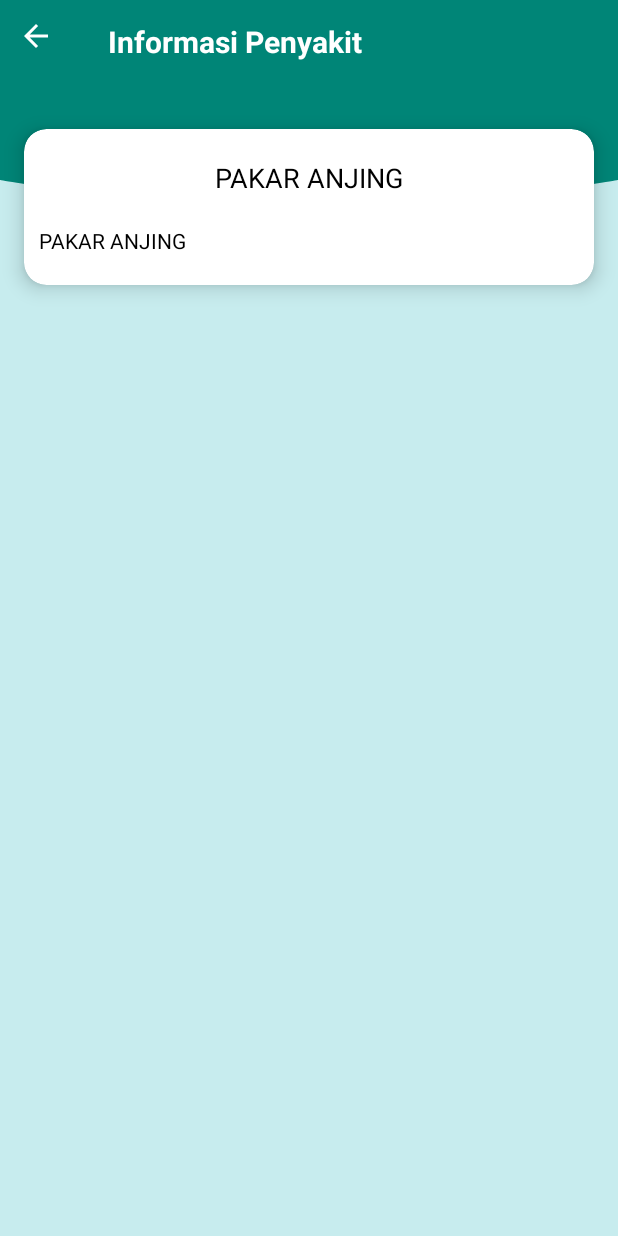
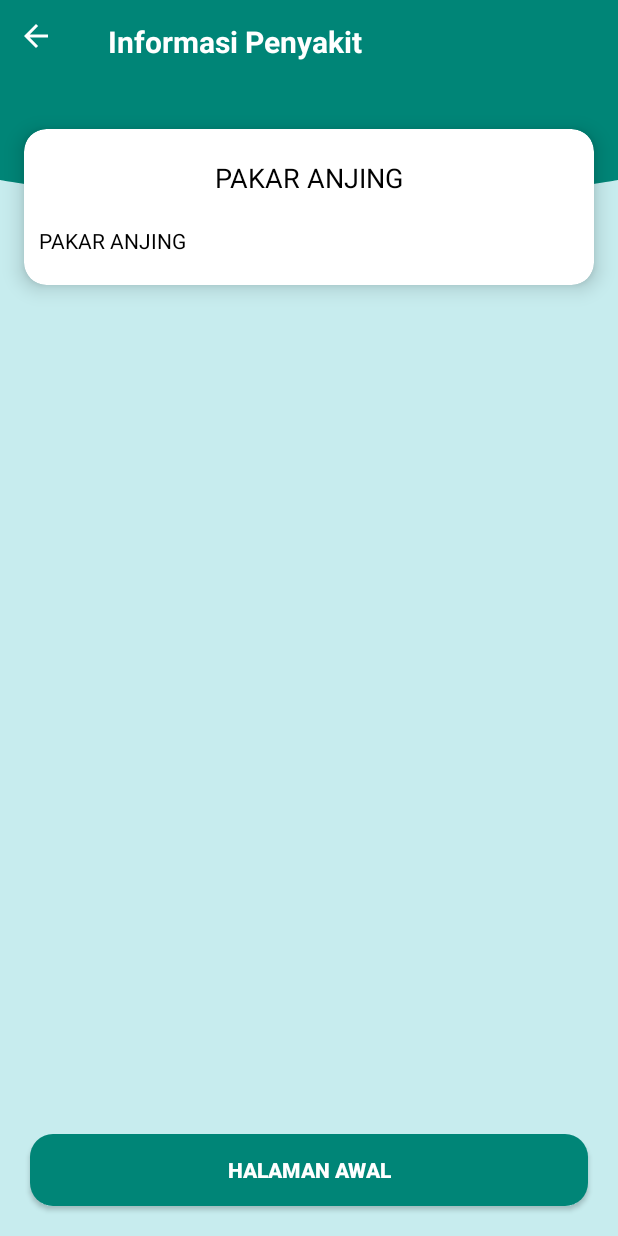
Before and after one commit to Pasek-Okasana/PakarAnjing, an Android app: the PenyakitDetailActivity screen opened directly, with no data from a screen before it, on a phone screen of 412 x 824 dp. Run offline under Robolectric (Android 15) with nearby library versions, the phone set to English and light mode, and no system bars; our stand-ins replace Volley; network calls fail; 1 statement that could not run was skipped.

Commit message:
Kembali Ke Halaman Awal

```diff
--- a/app/src/main/java/com/pakaranjing/Activity/PenyakitDetailActivity.java
+++ b/app/src/main/java/com/pakaranjing/Activity/PenyakitDetailActivity.java
@@ -5,6 +5,7 @@ import androidx.appcompat.widget.Toolbar;
 
 import android.annotation.SuppressLint;
 import android.app.ProgressDialog;
+import android.content.Intent;
 import android.os.Bundle;
 import android.view.MenuItem;
 import android.view.View;
@@ -15,6 +16,7 @@ import com.android.volley.Request;
 import com.android.volley.Response;
 import com.android.volley.VolleyError;
 import com.android.volley.toolbox.JsonObjectRequest;
+import com.pakaranjing.MainActivity;
 import com.pakaranjing.MySingleton;
 import com.pakaranjing.R;
 
@@ -52,6 +54,11 @@ public class PenyakitDetailActivity extends AppCompatActivity {
         pDialog.setIndeterminate(false);
         pDialog.setCancelable(false);
         pDialog.show();
+    }
+
+    public void onClickBackHome(View view) {
+        startActivity(new Intent(PenyakitDetailActivity.this, MainActivity.class));
+        finish();
     }
 
     private void getData() {
@@ -119,4 +126,6 @@ public class PenyakitDetailActivity extends AppCompatActivity {
             }
         });
     }
+
+
 }
--- a/app/src/main/java/com/pakaranjing/MainActivity.java
+++ b/app/src/main/java/com/pakaranjing/MainActivity.java
@@ -11,6 +11,7 @@ import android.view.View;
 import android.widget.AdapterView;
 import android.widget.GridView;
 import android.widget.ImageView;
+import android.widget.Toast;
 
 import com.pakaranjing.Activity.DiagnosaActivity;
 import com.pakaranjing.Activity.LoginActivity;
@@ -137,4 +138,5 @@ public class MainActivity extends Activity {
                 })
                 .show();
     }
+
 }
--- a/app/src/main/res/layout/activity_penyakit_detail.xml
+++ b/app/src/main/res/layout/activity_penyakit_detail.xml
@@ -31,6 +31,7 @@
       android:layout_width="match_parent"
       android:layout_height="match_parent"
       android:layout_below="@id/appBar"
+      android:layout_above="@id/btn_home"
       tools:ignore="UselessLeaf">
       <androidx.cardview.widget.CardView
           android:layout_width="match_parent"
@@ -74,4 +75,21 @@
       </androidx.cardview.widget.CardView>
   </ScrollView>
 
+    <Button
+        android:id="@+id/btn_home"
+        android:layout_width="match_parent"
+        android:layout_height="wrap_content"
+        android:layout_alignParentStart="true"
+        android:layout_alignParentEnd="true"
+        android:layout_alignParentBottom="true"
+        android:layout_marginStart="20dp"
+        android:layout_marginTop="20dp"
+        android:layout_marginEnd="20dp"
+        android:layout_marginBottom="20dp"
+        android:background="@drawable/radius_bg_all_primary_15dp"
+        android:onClick="onClickBackHome"
+        android:text="@string/halamanawal"
+        android:textColor="@android:color/white"
+        android:textStyle="bold" />
+
 </RelativeLayout>
--- a/app/src/main/res/values/strings.xml
+++ b/app/src/main/res/values/strings.xml
@@ -32,4 +32,5 @@
     <string name="hello_blank_fragment">Hello blank fragment</string>
     <string name="Keluar">Keluar</string>
     <string name="ket_hasil_diagnosa">Hasil Dari Diagnosa</string>
+    <string name="halamanawal">halaman awal</string>
 </resources>
--- a/build.gradle
+++ b/build.gradle
@@ -7,7 +7,7 @@ buildscript {
 
     }
     dependencies {
-        classpath 'com.android.tools.build:gradle:4.0.1'
+        classpath 'com.android.tools.build:gradle:4.1.1'
 
         // NOTE: Do not place your application dependencies here; they belong
         // in the individual module build.gradle files
```
Also changed, not shown: gradle/wrapper/gradle-wrapper.properties.
